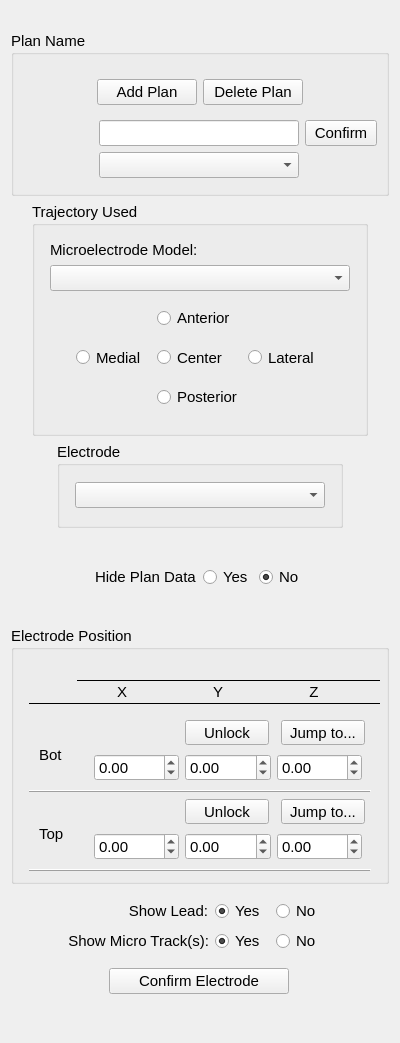
This is postopLocalization/Resources/UI/postopLocalization.ui in greydongilmore/trajectoryGuideModules as Qt 5 draws it before an edit. The edited form follows.
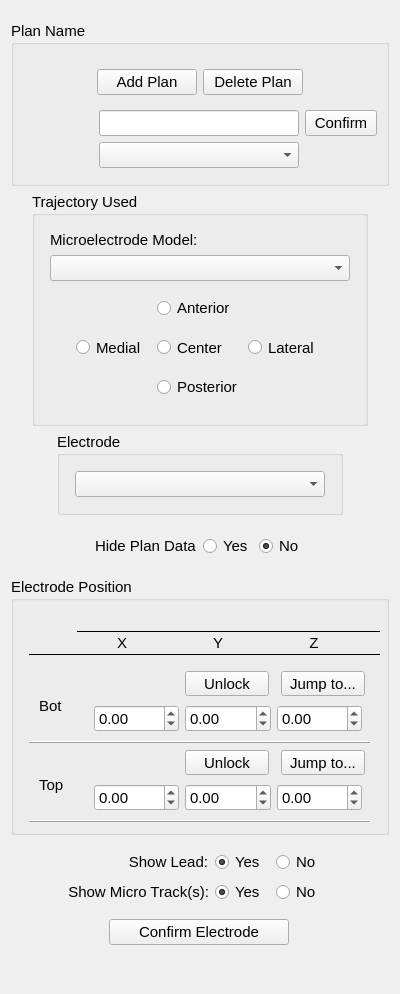
This is the edited form. Custom widgets are drawn as their Qt base class.

Diff of the .ui file:
```diff
--- a/postopLocalization/Resources/UI/postopLocalization.ui
+++ b/postopLocalization/Resources/UI/postopLocalization.ui
@@ -7,7 +7,7 @@
     <x>0</x>
     <y>0</y>
     <width>400</width>
-    <height>1043</height>
+    <height>994</height>
    </rect>
   </property>
   <property name="windowTitle">
@@ -25,7 +25,7 @@
      <property name="sizeHint" stdset="0">
       <size>
        <width>20</width>
-       <height>20</height>
+       <height>10</height>
       </size>
      </property>
     </spacer>
```
Left out of the diff: 8 changed lines with no effect on the pictures.
